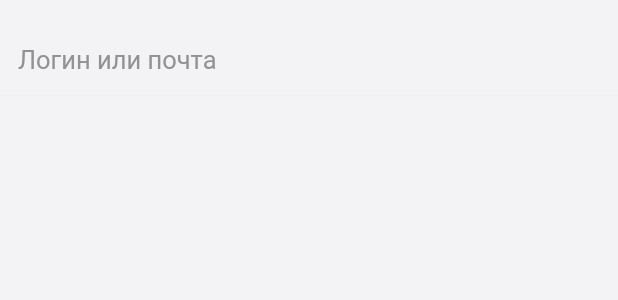
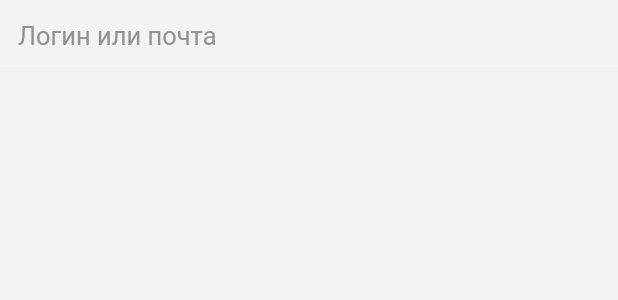
Before and after one commit to AsadbekAbdumajidov/auth_task, a Flutter app: the CustomTextField widget shown alone on an empty page, opened directly, on a phone screen of 412 x 824 dp. Shown: the top 300 px of the screen. Run offline on Flutter 3.47's test engine with Material 2 defaults, Android fonts, the phone set to English and light mode, and no system bars; our stand-ins replace another_flushbar, dartz, dio, equatable, flutter_bloc, flutter_svg and 4 more; accounts and stored records are empty; generated files the repository leaves out were written again; statements that could not run were skipped.

Commit message:
get profile api connected to profile page and custom button updated to cupertino button

```diff
--- a/lib/core/error/error.dart
+++ b/lib/core/error/error.dart
@@ -29,7 +29,7 @@ class ServerFailure extends Failure {
 
   @override
   String getLocalizedMessage(BuildContext context) =>
-      'Server error $statusCode';
+      'Server error ${statusCode ?? null}';
 }
 class UserNotFound extends Failure {
   const UserNotFound() : super();
--- a/lib/core/theme/app_colors.dart
+++ b/lib/core/theme/app_colors.dart
@@ -4,12 +4,11 @@ class AppColors {
   AppColors._();
   static const backgroundColor = Color.fromRGBO(243, 243, 246, 10);
   static const black = Color(0xFF000000);
-  static const primaryColor = Color.fromARGB(255, 44, 23, 182);
+  static const primaryColor = Color(0xFF4631D2);
   static const white = Color(0xFFFFFFFF);
   static const white2 = Color(0xFFF8F8F9);
   static const secondaryDark = Color.fromRGBO(235, 235, 245, 0.6);
   static const transparent = Colors.transparent;
   static const greyColor = Color(0xFF929292);
   static const red = Colors.red;
-
 }
--- a/lib/data/data_source/remote_source/provider.dart
+++ b/lib/data/data_source/remote_source/provider.dart
@@ -1,6 +1,7 @@
 import 'package:auth_test/core/constants/constants.dart';
 import 'package:auth_test/models/auth/request_model/auth_request_model.dart';
 import 'package:auth_test/models/auth/response_model/auth_response_model.dart';
+import 'package:auth_test/models/profile/profile_response.dart';
 import 'package:dio/dio.dart';
 import 'package:retrofit/retrofit.dart';
 
@@ -11,12 +12,15 @@ part 'provider.g.dart';
 @RestApi(baseUrl: BASE_URL)
 abstract class ApiClient {
   factory ApiClient(Dio dio, String baseUrl) {
-    dio.options = BaseOptions(receiveTimeout: 3000, connectTimeout: 3000);
+    dio.options = BaseOptions(receiveTimeout: 300, connectTimeout: 300);
     return _ApiClient(dio, baseUrl: baseUrl);
   }
 
   @POST('api/v1/auth/login')
   Future<AuthResponseModel> auth(@Body() AuthRequestModel request);
 
+  @GET('api/v1/auth/login/profile')
+  Future<ProfileResponseModel> getProfile();
+
 
 }
--- a/lib/data/repository/auth.dart
+++ b/lib/data/repository/auth.dart
@@ -31,7 +31,7 @@ class AuthRepository implements IAuthRepository {
         return const Left(ConnectionFailure());
       }
       return Left(
-        (e.response?.statusCode == 400)
+        (e.response?.statusCode == 400 )
             ? const UserNotFound()
             : ServerFailure(e.response?.statusCode),
       );
--- /dev/null
+++ b/lib/domain/usecases/main/profile_uscase.dart
@@ -0,0 +1,13 @@
+import 'package:auth_test/core/error/error.dart';
+import 'package:auth_test/core/usecase/usecase.dart';
+import 'package:auth_test/domain/repository/main.dart';
+import 'package:auth_test/models/profile/profile_response.dart';
+import 'package:dartz/dartz.dart';
+
+class ProfileUseCase extends UseCase<ProfileResponseModel, NoParams> {
+  final IMainRepository _iMainRepository;
+  ProfileUseCase(this._iMainRepository);
+
+  Future<Either<Failure, ProfileResponseModel>> call(NoParams params) =>
+      _iMainRepository.getProfile();
+}
--- a/lib/main.dart
+++ b/lib/main.dart
@@ -4,6 +4,7 @@ import 'package:auth_test/core/theme/app_theme.dart';
 import 'package:auth_test/core/utils/utils.dart';
 import 'package:auth_test/di.dart';
 import 'package:auth_test/presentation/cubit/auth_check/auth_check_cubit.dart';
+import 'package:auth_test/presentation/cubit/progile/profile_cubit.dart';
 import 'package:flutter/material.dart';
 import 'package:flutter_bloc/flutter_bloc.dart';
 
@@ -23,6 +24,8 @@ class MyApp extends StatelessWidget {
       providers: [
         BlocProvider(
             create: (context) => inject<AuthCheckCubit>()..checkUserToAuth()),
+        BlocProvider(
+            create: (context) => inject<ProfileCubit>()..profileGet()),
 
       ],
       child: MaterialApp(
--- /dev/null
+++ b/lib/presentation/cubit/progile/profile_state.dart
@@ -0,0 +1,10 @@
+part of 'profile_cubit.dart';
+
+@freezed
+class ProfileState with _$ProfileState {
+  const factory ProfileState({
+    @Default(Status.UNKNOWN) Status status,
+    @Default(UnknownFailure()) Failure failure,
+    ProfileResponseModel? profileResponseModel,
+  }) = _ProfileState;
+}
--- a/lib/presentation/view/auth/widgets/custom_form_field.dart
+++ b/lib/presentation/view/auth/widgets/custom_form_field.dart
@@ -61,7 +61,7 @@ class CustomTextField extends StatelessWidget {
       controller: textEditingController,
       keyboardType: keyboardType,
       textInputAction: textInputAction,
-      cursorColor: AppColors.secondaryDark,
+      cursorColor: AppColors.primaryColor,
       decoration: InputDecoration(
         suffixIcon: suffixIcon,
         errorText: errorText,
@@ -77,7 +77,7 @@ class CustomTextField extends StatelessWidget {
             .headlineMedium
             ?.copyWith(color: labelColor, fontSize: he(15)),
         fillColor: fillColor ?? AppColors.white,
-        contentPadding: const EdgeInsets.fromLTRB(12, 30, 12, 14),
+        contentPadding: const EdgeInsets.fromLTRB(12, 14, 12, 14),
 
        enabledBorder: const UnderlineInputBorder(
 
@@ -87,7 +87,7 @@ class CustomTextField extends StatelessWidget {
           borderSide: BorderSide(color: AppColors.secondaryDark),
         ),
         focusedBorder: const UnderlineInputBorder(
-          borderSide: BorderSide(color: AppColors.secondaryDark),
+          borderSide: BorderSide(color: AppColors.primaryColor),
         ),
         // errorBorder: const OutlineInputBorder(
         //   borderSide: BorderSide(color: AppColors.red),
--- a/lib/presentation/view/splash/splash_screen.dart
+++ b/lib/presentation/view/splash/splash_screen.dart
@@ -20,7 +20,7 @@ class SplashSreen extends StatelessWidget {
           }
           if (state is UnAuthenticatedState) {
             Navigator.pushNamedAndRemoveUntil(
-                context, AppRoutes.authScreen, (route) => false);
+                context, AppRoutes.mainAppRoute, (route) => false);
           }
         });
       },
```
Also changed, not shown: lib/core/widgets/flush_bars.dart (+6 -6 lines), lib/data/repository/main.dart (+38 -6 lines), lib/di.dart (+10 -2 lines), lib/domain/repository/main.dart (+7 -3 lines), lib/models/profile/profile_response.dart (added, +17 -0 lines), lib/presentation/cubit/progile/profile_cubit.dart (added, +26 -0 lines), lib/presentation/view/auth/auth_screen.dart (+5 -5 lines), lib/presentation/view/auth/widgets/custom_button.dart (+12 -22 lines), lib/presentation/view/tabs/profile/profile_screen.dart (+28 -3 lines), lib/data/data_source/remote_source/provider.g.dart, lib/models/profile/profile_response.freezed.dart (added), lib/models/profile/profile_response.g.dart (added), lib/presentation/cubit/progile/profile_cubit.freezed.dart (added).
